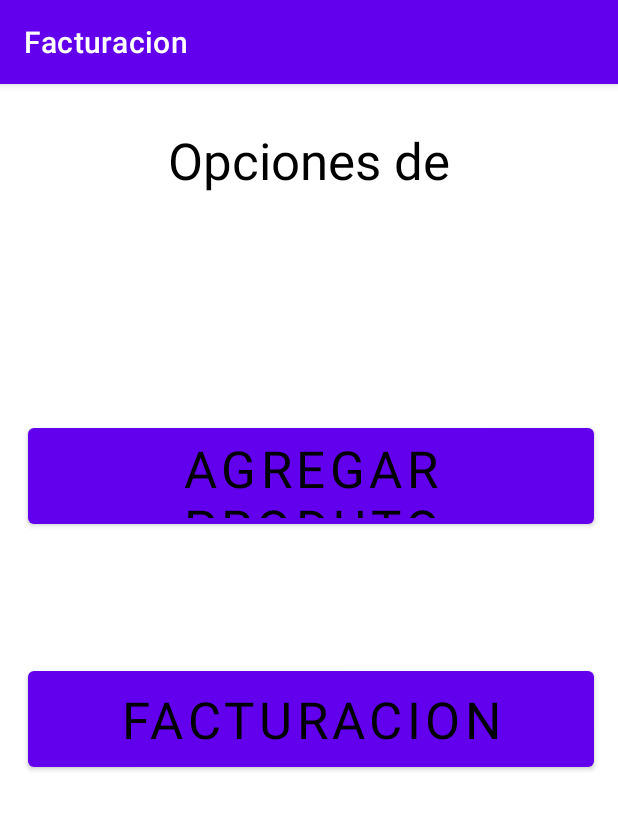
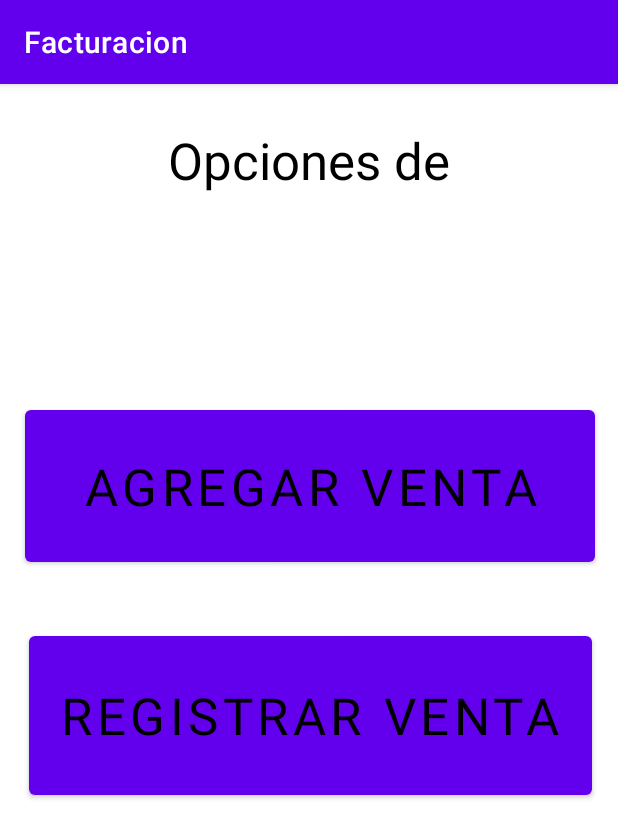
Before and after one commit to Equipo2-Movile/Registro-Ventas, an Android app: the Actividades screen opened directly, with no data from a screen before it, on a phone screen of 412 x 824 dp. Shown: the top 838 px of the screen. Run offline under Robolectric (Android 15) with nearby library versions, the phone set to English and light mode, and no system bars; Roboto replaces fonts that are not available here.

Commit message:
Ajuste unos strings

```diff
--- a/app/src/main/res/layout/activity_actividades.xml
+++ b/app/src/main/res/layout/activity_actividades.xml
@@ -9,8 +9,8 @@
 
     <Button
         android:id="@+id/btnAgregar"
-        android:layout_width="377dp"
-        android:layout_height="76dp"
+        android:layout_width="380dp"
+        android:layout_height="113dp"
         android:fontFamily="@font/calligraffitti"
         android:text="@string/agregar_produto"
         android:textColor="#000000"
@@ -24,8 +24,8 @@
 
     <Button
         android:id="@+id/btnFacturacion"
-        android:layout_width="377dp"
-        android:layout_height="76dp"
+        android:layout_width="375dp"
+        android:layout_height="118dp"
         android:fontFamily="@font/calligraffitti"
         android:text="@string/facturacion"
         android:textColor="#000000"
--- a/app/src/main/res/values/strings.xml
+++ b/app/src/main/res/values/strings.xml
@@ -6,8 +6,8 @@
     <string name="ingresar">Ingresar</string>
     <string name="todo">TODO</string>
     <string name="opciones_de_usuario">Opciones de Usuario</string>
-    <string name="facturacion">Facturacion</string>
-    <string name="agregar_produto">Agregar Produto</string>
+    <string name="facturacion">Registrar Venta</string>
+    <string name="agregar_produto">Agregar Venta</string>
     <string name="formulario_registro_productos">Formulario Registro Productos</string>
     <string name="identificacion">Identificacion</string>
     <string name="precio_unidad">Precio Unidad</string>
@@ -15,8 +15,7 @@
     <string name="listar_todos_los_productos">Listar Todos los productos</string>
     <string name="todos_nustros_productos">Todos Nuestros Productos</string>
     <string name="factura">Factura</string>
-    <string name="visualizar_factura">Visualizar Ventas
-    </string>
+    <string name="visualizar_factura">Visualizar Ventas   </string>
     <string name="codigo_del_producto">Codigo Del Producto</string>
     <string name="cantidad">Cantidad</string>
 </resources>
```
